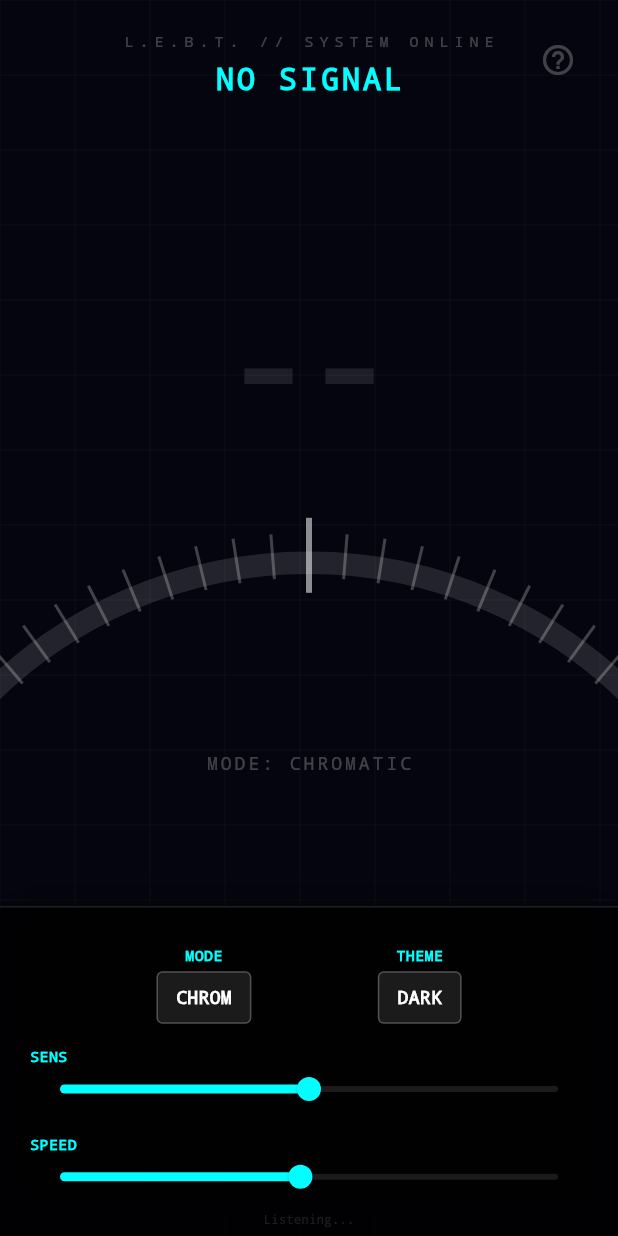
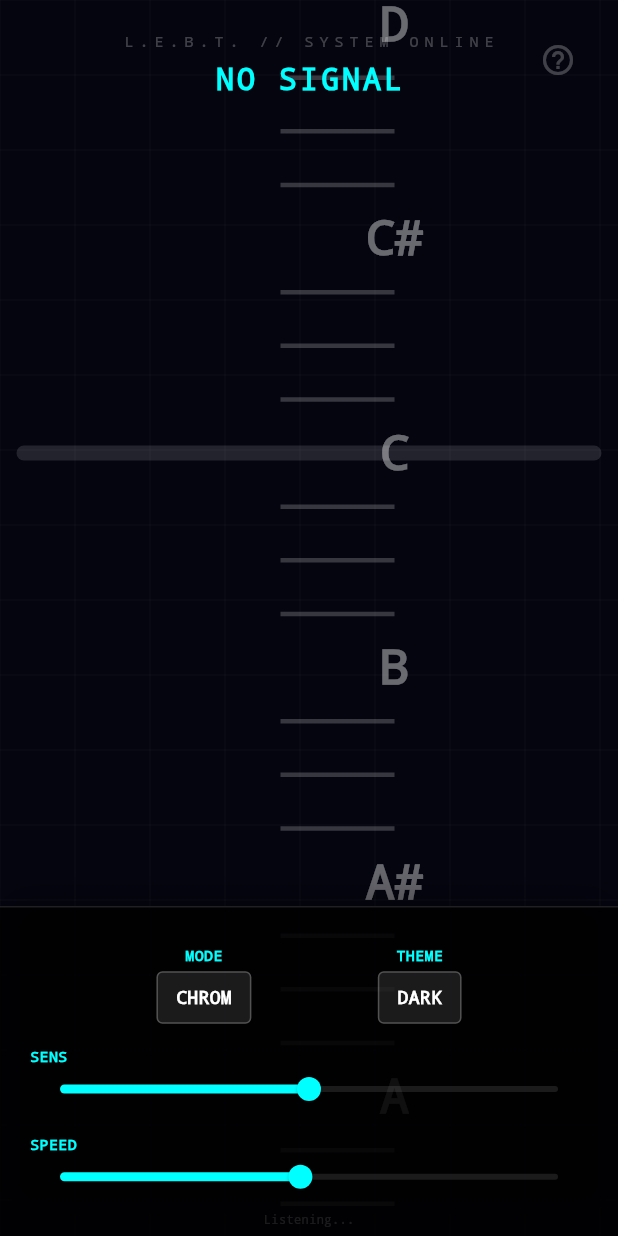
Before and after one commit to plasticus/LowEndBassTuner, a Flutter app: the screen it shows after launch, after a tap on "BASS", on a phone screen of 412 x 824 dp. Run offline on Flutter 3.47's test engine with Material 3 defaults, Android fonts, the phone set to English and light mode, and no system bars; our stand-ins replace permission_handler; missing offline and left inert: flutter_audio_capture.

Commit message:
Updated tuner with YIN algorithm and high-vis scrolling tower

```diff
--- a/lib/tuner_painter.dart
+++ b/lib/tuner_painter.dart
@@ -1,8 +1,7 @@
-import 'dart:math';
 import 'package:flutter/material.dart';
 
 class TunerPainter extends CustomPainter {
-  final double cents; // -50 to +50
+  final double cents;
   final bool isLocked;
   final String note;
   final String targetNote;
@@ -18,187 +17,130 @@ class TunerPainter extends CustomPainter {
 
   @override
   void paint(Canvas canvas, Size size) {
-    final centerX = size.width / 2;
-    final isLandscape = size.width > size.height;
+    final bool isPortrait = size.height > size.width;
+    final Offset center = Offset(size.width / 2, size.height / 2);
 
-    // Geometry Calculation
-    double radius;
-    Offset center;
+    // Indicator color shifts for tuning, letters stay white
+    Color feedbackColor = _getFeedbackColor();
 
-    if (isLandscape) {
-       // Landscape: Smaller radius relative to width to fit vertically
-       // Pivot point pushed further down
-       radius = size.width * 0.55;
-       center = Offset(centerX, size.height + (radius * 0.5));
+    // 1. Draw the Background Tape/Tower with Hash Marks
+    // Increased spacing to 25% of screen height/width for better spread
+    final double spacing = isPortrait ? size.height * 0.25 : size.width * 0.3;
+    double currentOffsetInSemis = (cents / 100.0);
+    _drawTape(canvas, size, isPortrait, currentOffsetInSemis, spacing);
+
+    // 2. The Fixed "Target Bar" (The Crosshair)
+    final targetPaint = Paint()
+      ..color = feedbackColor
+      ..strokeWidth = 10
+      ..strokeCap = StrokeCap.round
+      ..maskFilter = MaskFilter.blur(BlurStyle.solid, isLocked ? 8 : 0);
+
+    if (isPortrait) {
+      // Horizontal bar across the vertical tower
+      canvas.drawLine(Offset(0, center.dy), Offset(size.width, center.dy), targetPaint);
     } else {
-       // Portrait
-       radius = size.width * 0.8;
-       center = Offset(centerX, size.height + (radius * 0.3));
+      // Vertical bar across the horizontal tape
+      canvas.drawLine(Offset(center.dx, 0), Offset(center.dx, size.height), targetPaint);
     }
 
-    // Colors
-    Color primaryColor;
-    if (!isLocked) {
-      primaryColor = Colors.white10;
-    } else if (cents.abs() < 3) {
-      primaryColor = const Color(0xFF00FFFF); // Cyan
-    } else if (cents < 0) {
-      primaryColor = const Color(0xFFFF0055); // Pink/Red
-    } else {
-      primaryColor = const Color(0xFF5500FF); // Purple/Blue
-    }
+    // 3. The Massive HUD Note (The only Solid White element)
+    _drawCenterNote(canvas, size, isPortrait, feedbackColor);
+  }
 
-    // Track
-    final trackPaint = Paint()
-      ..color = Colors.white12
-      ..style = PaintingStyle.stroke
-      ..strokeWidth = 15
-      ..strokeCap = StrokeCap.butt;
+  void _drawTape(Canvas canvas, Size size, bool isPortrait, double offset, double spacing) {
+    final List<String> allNotes = ['C', 'C#', 'D', 'D#', 'E', 'F', 'F#', 'G', 'G#', 'A', 'A#', 'B'];
+    int centerNoteIdx = allNotes.indexOf(targetNote.replaceAll(RegExp(r'[0-9]'), ''));
+    if (centerNoteIdx == -1) centerNoteIdx = 0;
 
-    final double sweepAngle = isLandscape ? (pi * 0.6) : (pi / 2);
-    final double startAngle = -pi / 2 - (sweepAngle / 2);
-    final trackRect = Rect.fromCircle(center: center, radius: radius);
-    canvas.drawArc(trackRect, startAngle, sweepAngle, false, trackPaint);
+    // Draw a wide range (-5 to +5) to ensure the screen feels full
+    for (int i = -5; i <= 5; i++) {
+      int currentIdx = (centerNoteIdx + i) % 12;
+      if (currentIdx < 0) currentIdx += 12;
+      String noteName = allNotes[currentIdx];
 
-    // Ticks
-    final tickPaint = Paint()
-      ..color = Colors.white24
-      ..strokeWidth = 2;
+      double visualOffset = (i - offset) * spacing;
 
-    final int totalTicks = 20;
-    final double stepAngle = sweepAngle / totalTicks;
+      // Background notes: Now at 40% opacity so they show in Light/Dark mode
+      final textStyle = TextStyle(
+        color: Colors.white.withOpacity(0.4),
+        fontSize: 32,
+        fontWeight: FontWeight.w900,
+        fontFamily: 'Courier',
+      );
 
-    for (int i = 0; i <= totalTicks; i++) {
-      double angle = startAngle + (i * stepAngle);
-      Offset p1 = center + Offset(cos(angle) * (radius - 10), sin(angle) * (radius - 10));
-      Offset p2 = center + Offset(cos(angle) * (radius + 20), sin(angle) * (radius + 20));
+      final span = TextSpan(text: noteName, style: textStyle);
+      final tp = TextPainter(text: span, textDirection: TextDirection.ltr)..layout();
 
-      // Center Tick
-      if (i == totalTicks / 2) {
-        tickPaint
-          ..color = Colors.white54
-          ..strokeWidth = 4;
-        p1 = center + Offset(cos(angle) * (radius - 20), sin(angle) * (radius - 20));
-        p2 = center + Offset(cos(angle) * (radius + 30), sin(angle) * (radius + 30));
-
-        // Target Note at Top of Speedometer
-        if (isLocked) {
-           final topTextStyle = TextStyle(
-             color: primaryColor,
-             fontSize: 24,
-             fontWeight: FontWeight.bold,
-             fontFamily: 'Courier'
-           );
-           final topSpan = TextSpan(text: targetNote, style: topTextStyle);
-           final topPainter = TextPainter(text: topSpan, textDirection: TextDirection.ltr);
-           topPainter.layout();
-
-           // Position above the center tick
-           Offset textPos = center + Offset(cos(angle) * (radius - 50), sin(angle) * (radius - 50)) - Offset(topPainter.width/2, topPainter.height/2);
-           topPainter.paint(canvas, textPos);
-        }
-
+      if (isPortrait) {
+        // Positioned at 65% width to keep it clear of the big note on the left
+        double yPos = (size.height / 2) - visualOffset;
+        tp.paint(canvas, Offset(size.width * 0.65 - tp.width / 2, yPos - tp.height / 2));
       } else {
-        tickPaint
-          ..color = Colors.white24
-          ..strokeWidth = 2;
+        // Positioned at 65% height to keep it clear of the big note on top
+        double xPos = (size.width / 2) + visualOffset;
+        tp.paint(canvas, Offset(xPos - tp.width / 2, size.height * 0.65 - tp.height / 2));
       }
 
-      canvas.drawLine(p1, p2, tickPaint);
+      // Draw the quarter-hash marks between the notes
+      if (i < 5) {
+        _drawHashes(canvas, size, isPortrait, i, offset, spacing);
+      }
     }
+  }
 
-    // Active Needle / Arc
-    if (isLocked) {
-      final double normalizedCents = cents.clamp(-50.0, 50.0);
-      final double angleOffset = (normalizedCents / 50.0) * (sweepAngle / 2);
-      final double needleAngle = -pi / 2 + angleOffset;
+  void _drawHashes(Canvas canvas, Size size, bool isPortrait, int noteIndex, double offset, double spacing) {
+    // Hash marks at 20% opacity
+    final hashPaint = Paint()
+      ..color = Colors.white.withOpacity(0.2)
+      ..strokeWidth = 3;
 
-      final activeTrackPaint = Paint()
-        ..color = primaryColor.withOpacity(0.3)
-        ..style = PaintingStyle.stroke
-        ..strokeWidth = 15;
+    for (int h = 1; h <= 3; h++) {
+      double fractionalSemi = noteIndex + (h * 0.25);
+      double visualOffset = (fractionalSemi - offset) * spacing;
 
-      double fillStart = -pi / 2;
-      double fillSweep = angleOffset;
-      canvas.drawArc(trackRect, fillStart, fillSweep, false, activeTrackPaint);
+      if (isPortrait) {
+        double y = (size.height / 2) - visualOffset;
+        // Centered hash marks
+        canvas.drawLine(Offset(size.width * 0.45, y), Offset(size.width * 0.65, y), hashPaint);
+      } else {
+        double x = (size.width / 2) + visualOffset;
+        canvas.drawLine(Offset(x, size.height * 0.45), Offset(x, size.height * 0.65), hashPaint);
+      }
+    }
+  }
 
-      final needlePaint = Paint()
-        ..color = primaryColor
-        ..style = PaintingStyle.fill
-        ..maskFilter = const MaskFilter.blur(BlurStyle.solid, 4);
-
-      final needleLen = 50.0;
-      final tipPos = center + Offset(cos(needleAngle) * (radius - 5), sin(needleAngle) * (radius - 5));
-      final basePos = center + Offset(cos(needleAngle) * (radius - 5 - needleLen), sin(needleAngle) * (radius - 5 - needleLen));
-
-      final perpAngle = needleAngle + pi/2;
-      final width = 12.0;
-      final pLeft = basePos + Offset(cos(perpAngle)*width, sin(perpAngle)*width);
-      final pRight = basePos - Offset(cos(perpAngle)*width, sin(perpAngle)*width);
-
-      final needlePath = Path()..moveTo(tipPos.dx, tipPos.dy)..lineTo(pLeft.dx, pLeft.dy)..lineTo(pRight.dx, pRight.dy)..close();
-      canvas.drawPath(needlePath, needlePaint);
-    }
-
-    // HUD Text
-    final textCenter = Offset(centerX, size.height * (isLandscape ? 0.35 : 0.4));
+  void _drawCenterNote(Canvas canvas, Size size, bool isPortrait, Color glowColor) {
+    if (!isLocked) return;
 
     final textStyle = TextStyle(
-      color: isLocked ? Colors.white : Colors.white10,
-      fontSize: isLandscape ? 140 : 90,
+      color: Colors.white,
+      fontSize: isPortrait ? 180 : 140,
       fontWeight: FontWeight.w900,
       fontFamily: 'Courier',
-      shadows: isLocked ? [
-        Shadow(color: primaryColor, blurRadius: 40),
-        Shadow(color: primaryColor, blurRadius: 10),
-      ] : [],
+      shadows: [
+        Shadow(color: glowColor.withOpacity(0.5), blurRadius: 40),
+        const Shadow(color: Colors.black, offset: Offset(6, 6)),
+      ],
     );
 
-    final textSpan = TextSpan(text: isLocked ? note : "--", style: textStyle);
-    final textPainter = TextPainter(
-      text: textSpan,
-      textDirection: TextDirection.ltr,
-    );
-    textPainter.layout();
-    textPainter.paint(canvas, textCenter - Offset(textPainter.width / 2, textPainter.height / 2));
+    final span = TextSpan(text: note, style: textStyle);
+    final tp = TextPainter(text: span, textDirection: TextDirection.ltr)..layout();
 
-    // Cents Readout
-    if (isLocked) {
-      final subStyle = TextStyle(
-        color: primaryColor,
-        fontSize: isLandscape ? 32 : 24,
-        fontFamily: 'Courier',
-        letterSpacing: 4,
-        fontWeight: FontWeight.bold
-      );
+    // Offset slightly so it's readable from a distance
+    Offset pos = isPortrait
+        ? Offset(size.width * 0.05, size.height / 2 - tp.height / 2)
+        : Offset(size.width / 2 - tp.width / 2, size.height * 0.05);
 
-      String centsStr = cents > 0 ? "+${cents.toStringAsFixed(1)}" : cents.toStringAsFixed(1);
-      final subSpan = TextSpan(text: "DEV: $centsStr", style: subStyle);
-      final subPainter = TextPainter(text: subSpan, textDirection: TextDirection.ltr);
-      subPainter.layout();
-      subPainter.paint(canvas, textCenter + Offset(-subPainter.width/2, textPainter.height/2 + (isLandscape ? 20 : 10)));
-    }
+    tp.paint(canvas, pos);
+  }
 
-    // Mode Indicator (Bottom of visualization)
-    final modeStyle = TextStyle(
-      color: Colors.white24,
-      fontSize: 12,
-      fontFamily: 'Courier',
-      letterSpacing: 2
-    );
-    final modeText = isBassMode ? "MODE: BASS (6-STR)" : "MODE: CHROMATIC";
-    final modeSpan = TextSpan(text: modeText, style: modeStyle);
-    final modePainter = TextPainter(text: modeSpan, textDirection: TextDirection.ltr);
-    modePainter.layout();
-    modePainter.paint(canvas, Offset(centerX - modePainter.width/2, size.height * 0.85));
+  Color _getFeedbackColor() {
+    if (!isLocked) return Colors.white12;
+    if (cents.abs() < 2.5) return const Color(0xFF00FFFF); // Electric Cyan
+    return cents < 0 ? const Color(0xFFFF0055) : const Color(0xFFBB00FF); // Hot Pink vs Neon Purple
   }
 
   @override
-  bool shouldRepaint(covariant TunerPainter oldDelegate) {
-    return oldDelegate.cents != cents ||
-           oldDelegate.isLocked != isLocked ||
-           oldDelegate.note != note ||
-           oldDelegate.targetNote != targetNote ||
-           oldDelegate.isBassMode != isBassMode;
-  }
+  bool shouldRepaint(covariant TunerPainter oldDelegate) => true;
 }
```
Also changed, not shown: lib/main.dart (+9 -6 lines), lib/tuner_controller.dart (+81 -182 lines), pubspec.lock.
